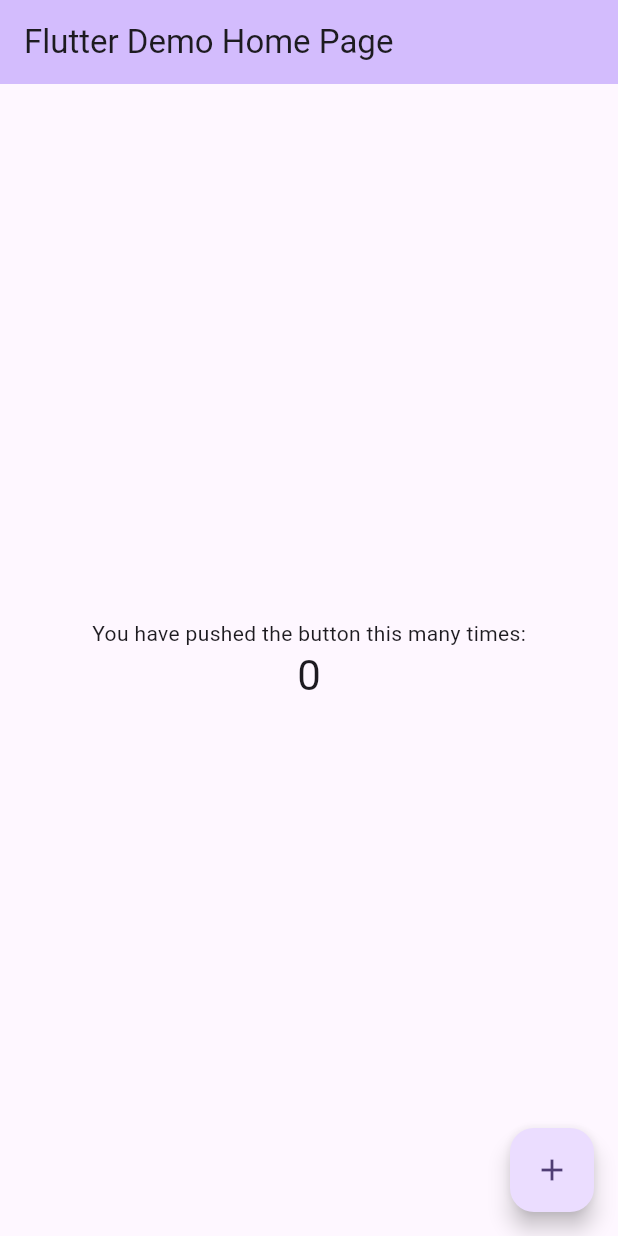
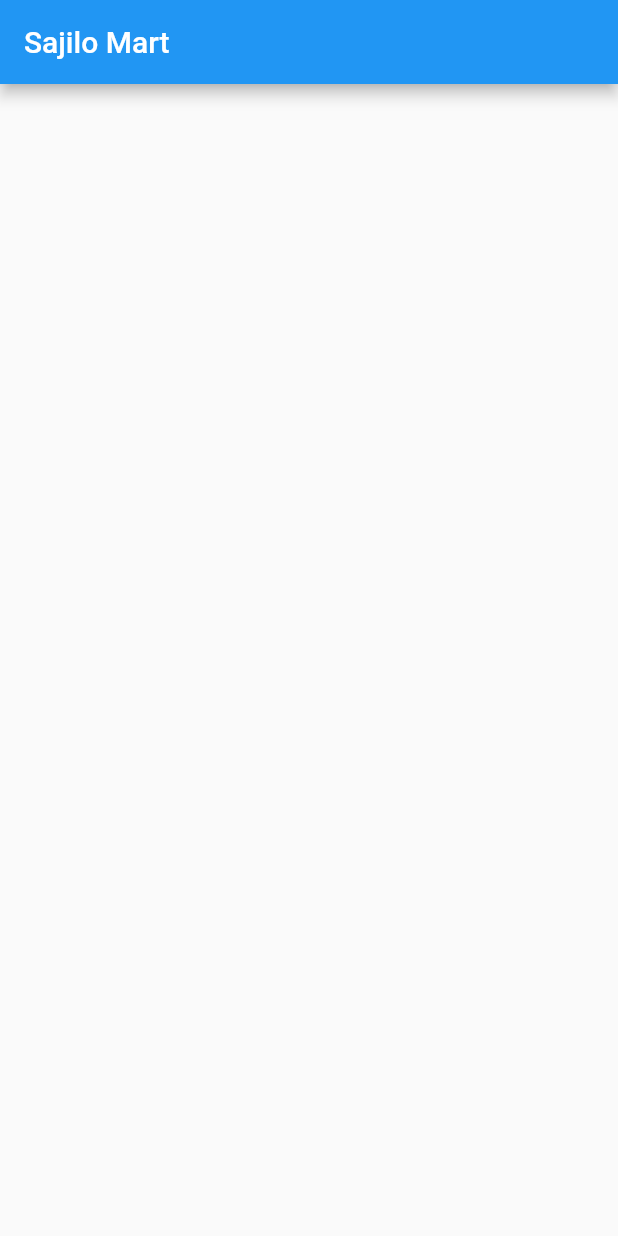
Before and after one commit to Swechha720/sajilomart, a Flutter app: the screen it shows after launch, on a phone screen of 412 x 824 dp. Run offline on Flutter 3.47's test engine with Material 2 defaults, Android fonts, the phone set to English and light mode, and no system bars.

Commit message:
commit change

```diff
--- a/lib/main.dart
+++ b/lib/main.dart
@@ -1,125 +1,10 @@
 import 'package:flutter/material.dart';
+import 'package:sajilomart/ui/login.dart';
 
-void main() {
-  runApp(const MyApp());
+void main(List<String> args) {
+  runApp(MaterialApp(
+    home: LoginUI(),
+    debugShowCheckedModeBanner: false,
+
+  ));
 }
-
-class MyApp extends StatelessWidget {
-  const MyApp({super.key});
-
-  // This widget is the root of your application.
-  @override
-  Widget build(BuildContext context) {
-    return MaterialApp(
-      title: 'Flutter Demo',
-      theme: ThemeData(
-        // This is the theme of your application.
-        //
-        // TRY THIS: Try running your application with "flutter run". You'll see
-        // the application has a blue toolbar. Then, without quitting the app,
-        // try changing the seedColor in the colorScheme below to Colors.green
-        // and then invoke "hot reload" (save your changes or press the "hot
-        // reload" button in a Flutter-supported IDE, or press "r" if you used
-        // the command line to start the app).
-        //
-        // Notice that the counter didn't reset back to zero; the application
-        // state is not lost during the reload. To reset the state, use hot
-        // restart instead.
-        //
-        // This works for code too, not just values: Most code changes can be
-        // tested with just a hot reload.
-        colorScheme: ColorScheme.fromSeed(seedColor: Colors.deepPurple),
-        useMaterial3: true,
-      ),
-      home: const MyHomePage(title: 'Flutter Demo Home Page'),
-    );
-  }
-}
-
-class MyHomePage extends StatefulWidget {
-  const MyHomePage({super.key, required this.title});
-
-  // This widget is the home page of your application. It is stateful, meaning
-  // that it has a State object (defined below) that contains fields that affect
-  // how it looks.
-
-  // This class is the configuration for the state. It holds the values (in this
-  // case the title) provided by the parent (in this case the App widget) and
-  // used by the build method of the State. Fields in a Widget subclass are
-  // always marked "final".
-
-  final String title;
-
-  @override
-  State<MyHomePage> createState() => _MyHomePageState();
-}
-
-class _MyHomePageState extends State<MyHomePage> {
-  int _counter = 0;
-
-  void _incrementCounter() {
-    setState(() {
-      // This call to setState tells the Flutter framework that something has
-      // changed in this State, which causes it to rerun the build method below
-      // so that the display can reflect the updated values. If we changed
-      // _counter without calling setState(), then the build method would not be
-      // called again, and so nothing would appear to happen.
-      _counter++;
-    });
-  }
-
-  @override
-  Widget build(BuildContext context) {
-    // This method is rerun every time setState is called, for instance as done
-    // by the _incrementCounter method above.
-    //
-    // The Flutter framework has been optimized to make rerunning build methods
-    // fast, so that you can just rebuild anything that needs updating rather
-    // than having to individually change instances of widgets.
-    return Scaffold(
-      appBar: AppBar(
-        // TRY THIS: Try changing the color here to a specific color (to
-        // Colors.amber, perhaps?) and trigger a hot reload to see the AppBar
-        // change color while the other colors stay the same.
-        backgroundColor: Theme.of(context).colorScheme.inversePrimary,
-        // Here we take the value from the MyHomePage object that was created by
-        // the App.build method, and use it to set our appbar title.
-        title: Text(widget.title),
-      ),
-      body: Center(
-        // Center is a layout widget. It takes a single child and positions it
-        // in the middle of the parent.
-        child: Column(
-          // Column is also a layout widget. It takes a list of children and
-          // arranges them vertically. By default, it sizes itself to fit its
-          // children horizontally, and tries to be as tall as its parent.
-          //
-          // Column has various properties to control how it sizes itself and
-          // how it positions its children. Here we use mainAxisAlignment to
-          // center the children vertically; the main axis here is the vertical
-          // axis because Columns are vertical (the cross axis would be
-          // horizontal).
-          //
-          // TRY THIS: Invoke "debug painting" (choose the "Toggle Debug Paint"
-          // action in the IDE, or press "p" in the console), to see the
-          // wireframe for each widget.
-          mainAxisAlignment: MainAxisAlignment.center,
-          children: <Widget>[
-            const Text(
-              'You have pushed the button this many times:',
-            ),
-            Text(
-              '$_counter',
-              style: Theme.of(context).textTheme.headlineMedium,
-            ),
-          ],
-        ),
-      ),
-      floatingActionButton: FloatingActionButton(
-        onPressed: _incrementCounter,
-        tooltip: 'Increment',
-        child: const Icon(Icons.add),
-      ), // This trailing comma makes auto-formatting nicer for build methods.
-    );
-  }
-}
--- /dev/null
+++ b/lib/ui/login.dart
@@ -0,0 +1,12 @@
+import 'package:flutter/material.dart';
+
+class LoginUI extends StatelessWidget {
+  const LoginUI({super.key});
+
+  @override
+  Widget build(BuildContext context) {
+    return Scaffold(
+      appBar: AppBar(title: Text("Sajilo Mart")),
+    );
+  }
+}
```
